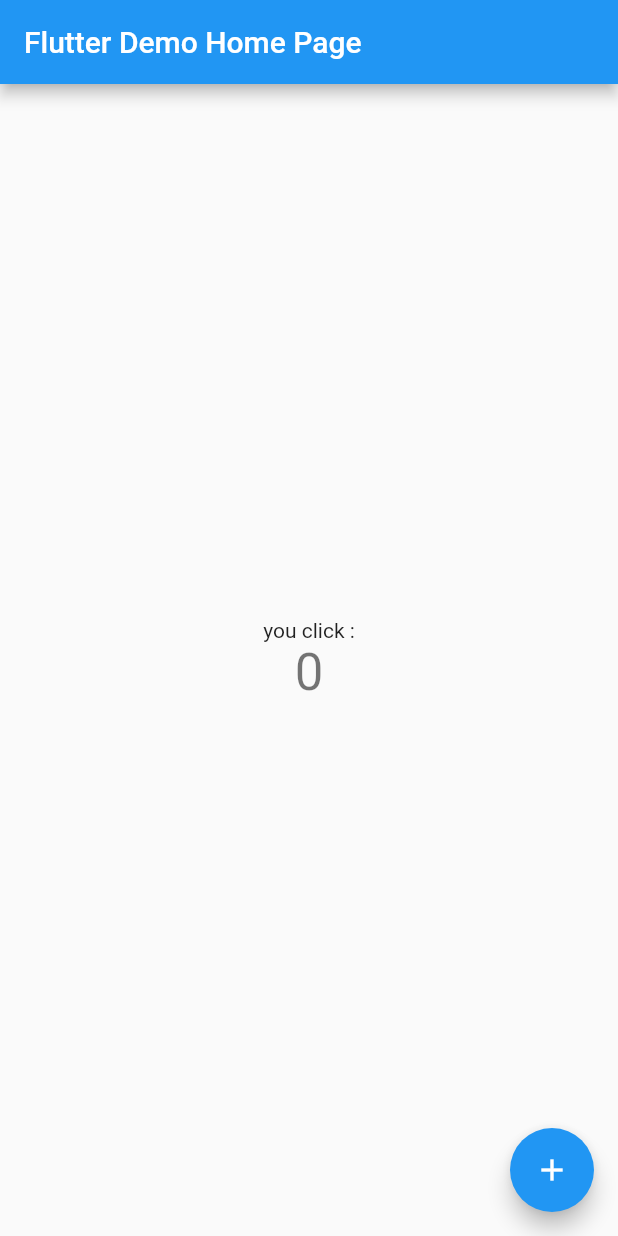
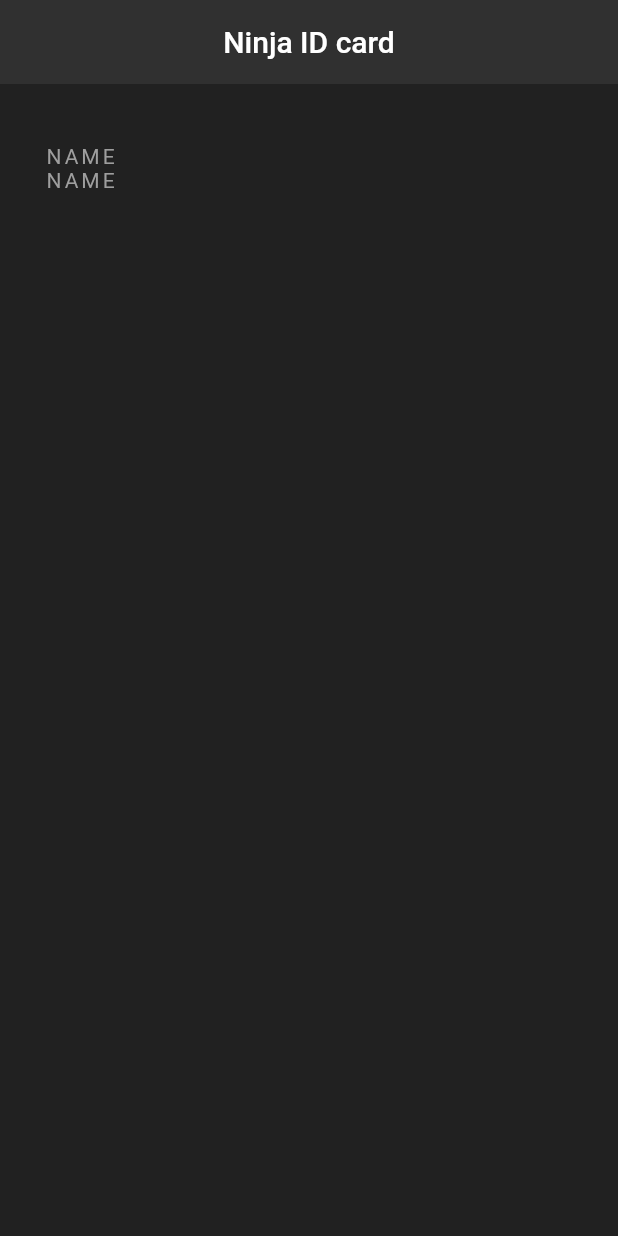
Before and after one commit to bpracy/flutter-ex, a Flutter app: the screen it shows after launch, on a phone screen of 412 x 824 dp. Run offline on Flutter 3.47's test engine with Material 2 defaults, Android fonts, the phone set to English and light mode, and no system bars.

Commit message:
new app ninja card

```diff
--- a/lib/main.dart
+++ b/lib/main.dart
@@ -1,113 +1,43 @@
 import 'package:flutter/material.dart';
 
 void main() {
-  runApp(MyApp());
+  runApp(MaterialApp(
+    home:NinjaCard(),
+  ));
 }
 
-class MyApp extends StatelessWidget {
-  // This widget is the root of your application.
+class NinjaCard extends StatelessWidget {
   @override
   Widget build(BuildContext context) {
-    return MaterialApp(
-      title: 'Flutter Example',
-      theme: ThemeData(
-        // This is the theme of your application.
-        //
-        // Try running your application with "flutter run". You'll see the
-        // application has a blue toolbar. Then, without quitting the app, try
-        // changing the primarySwatch below to Colors.green and then invoke
-        // "hot reload" (press "r" in the console where you ran "flutter run",
-        // or simply save your changes to "hot reload" in a Flutter IDE).
-        // Notice that the counter didn't reset back to zero; the application
-        // is not restarted.
-        primarySwatch: Colors.blue,
+    return Scaffold(
+      backgroundColor: Colors.grey[900],
+      appBar: AppBar(
+        title: Text('Ninja ID card'),
+        centerTitle:true,
+        backgroundColor: Colors.grey[850],
+        elevation: 0.0,
       ),
-      home: MyHomePage(title: 'Flutter Demo Home Page'),
+      body: Padding(
+        padding: EdgeInsets.fromLTRB(30.0,40.0 , 30.0, 0.0),
+        child : Column(
+          children: [
+            Text(
+              'NAME',
+              style: TextStyle(
+                  color: Colors.grey,
+                  letterSpacing: 2.0,
+              )
+            ),
+            Text(
+                'NAME',
+                style: TextStyle(
+                  color: Colors.grey,
+                  letterSpacing: 2.0,
+                )
+            )
+          ],
+        )
+      ),
     );
   }
 }
-
-class MyHomePage extends StatefulWidget {
-  MyHomePage({Key key, this.title}) : super(key: key);
-
-  // This widget is the home page of your application. It is stateful, meaning
-  // that it has a State object (defined below) that contains fields that affect
-  // how it looks.
-
-  // This class is the configuration for the state. It holds the values (in this
-  // case the title) provided by the parent (in this case the App widget) and
-  // used by the build method of the State. Fields in a Widget subclass aredddddddddddffffffffffff  aqqqqqd qa&qqqqéztrtg-f(((((((((((((((((g-(è²-tst<<<gghq>>
-  // always marked "final".
-
-  final String title;
-
-  @override
-  _MyHomePageState createState() => _MyHomePageState();
-}
-
-class _MyHomePageState extends State<MyHomePage> {
-  int _counter = 0;
-
-  void _incrementCounter() {
-    setState(() {
-      // This call to setState tells the Flutter framework that something has
-      // changed in this State, which causes it to rerun the build method below
-      // so that the display can reflect the updated values. If we changed
-      // _counter without calling setState(), then the build method would not be
-      // called again, and so nothing would appear to happen.
-      _counter++;
-    });
-  }
-
-  @override
-  Widget build(BuildContext context) {
-    // This method is rerun every time setState is called, for instance as done
-    // by the _incrementCounter method above.
-    //
-    // The Flutter framework has been optimized to make rerunning build methods
-    // fast, so that you can just rebuild anything that needs updating rather
-    // than having to individually change instances of widgets.
-    return Scaffold(
-      appBar: AppBar(
-        // Here we take the value from the MyHomePage object that was created by
-        // the App.build method, and use it to set our appbar title.
-        title: Text(widget.title),
-      ),
-      body: Center(
-        // Center is a layout widget. It takes a single child and positions it
-        // in the middle of the parent.
-        child: Column(
-          // Column is also a layout widget. It takes a list of children and
-          // arranges them vertically. By default, it sizes itself to fit its
-          // children horizontally, and tries to be as tall as its parent.
-          //
-          // Invoke "debug painting" (press "p" in the console, choose the
-          // "Toggle Debug Paint" action from the Flutter Inspector in Android
-          // Studio, or the "Toggle Debug Paint" command in Visual Studio Code)
-          // to see the wireframe for each widget.
-          //
-          // Column has various properties to control how it sizes itself and
-          // how it positions its children. Here we use mainAxisAlignment to
-          // center the children vertically; the main axis here is the vertical
-          // axis because Columns are vertical (the cross axis would be
-          // horizontal).
-          mainAxisAlignment: MainAxisAlignment.center,
-          children: <Widget>[
-            Text(
-              'you click :',
-            ),
-            Text(
-              '$_counter',
-              style: Theme.of(context).textTheme.headline4,
-            ),
-          ],
-        ),
-      ),
-      floatingActionButton: FloatingActionButton(
-        onPressed: _incrementCounter,
-        tooltip: 'Increment',
-        child: Icon(Icons.add),
-      ), // This trailing comma makes auto-formatting nicer for build methods.
-    );
-  }
-}
```
